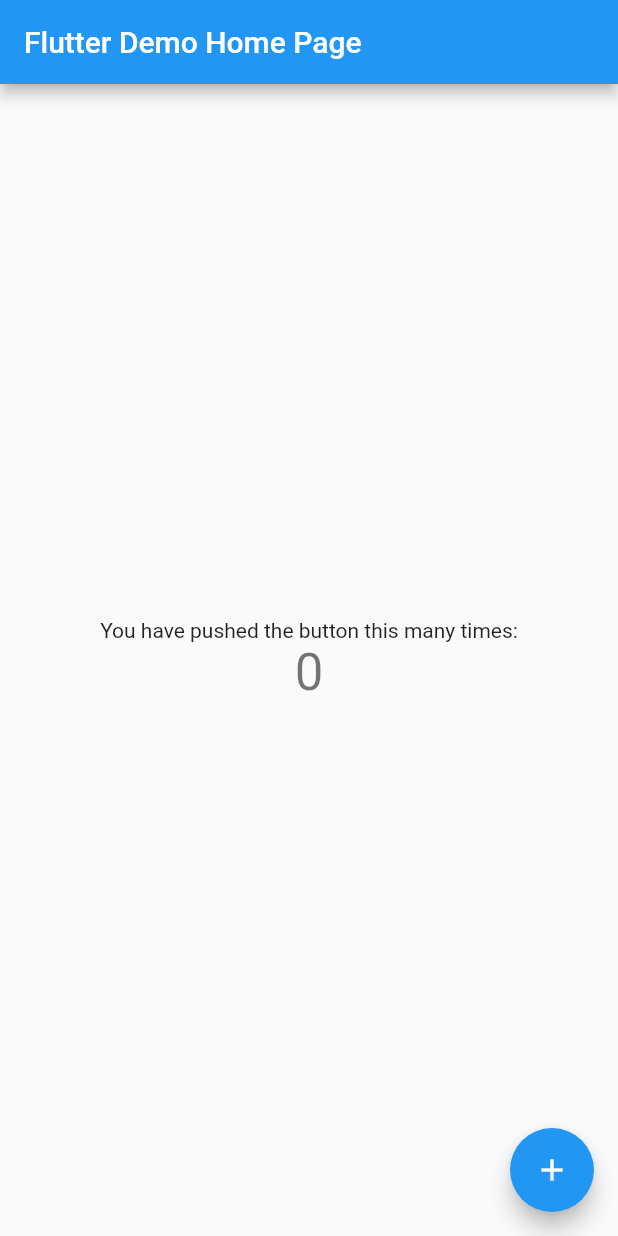
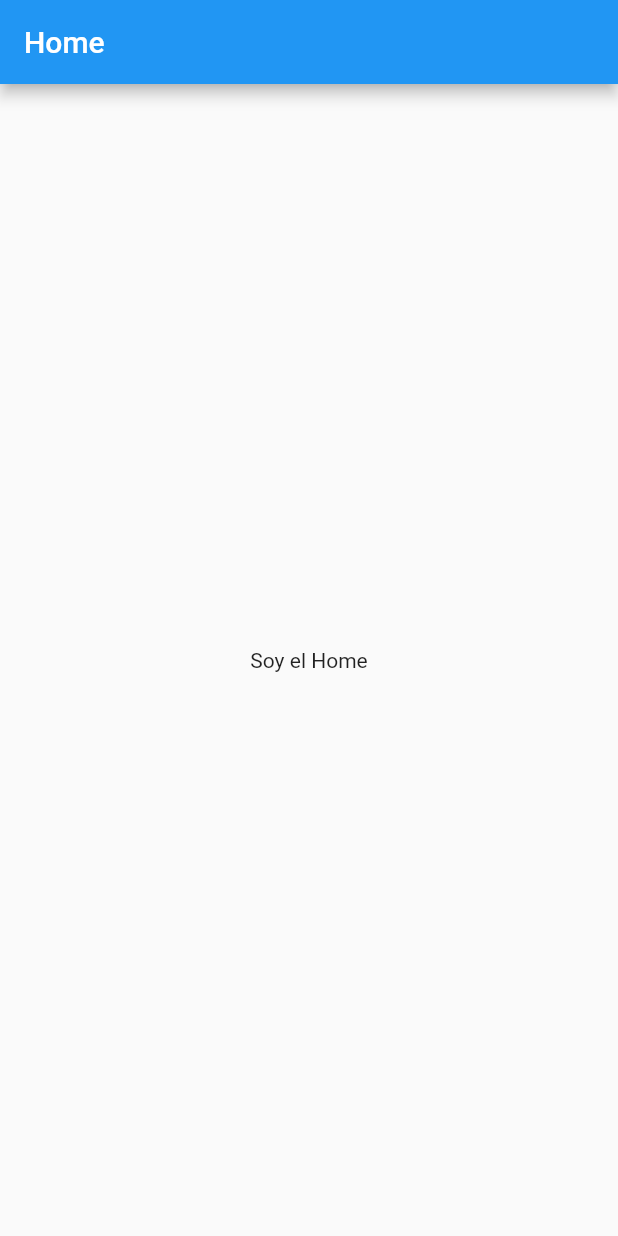
Before and after one commit to miguel-GF/nomina_control_flutter, a Flutter app: the screen it shows after launch, on a phone screen of 412 x 824 dp. Run offline on Flutter 3.47's test engine with Material 2 defaults, Android fonts, the phone set to English and light mode, and no system bars.

Commit message:
[Main] Se agrega home screen y se limpia código del main

```diff
--- a/lib/main.dart
+++ b/lib/main.dart
@@ -1,4 +1,6 @@
 import 'package:flutter/material.dart';
+
+import 'screens/home_screen.dart';
 
 void main() {
   runApp(const MyApp());
@@ -13,103 +15,9 @@
     return MaterialApp(
       title: 'Flutter Demo',
       theme: ThemeData(
-        // This is the theme of your application.
-        //
-        // Try running your application with "flutter run". You'll see the
-        // application has a blue toolbar. Then, without quitting the app, try
-        // changing the primarySwatch below to Colors.green and then invoke
-        // "hot reload" (press "r" in the console where you ran "flutter run",
-        // or simply save your changes to "hot reload" in a Flutter IDE).
-        // Notice that the counter didn't reset back to zero; the application
-        // is not restarted.
         primarySwatch: Colors.blue,
       ),
-      home: const MyHomePage(title: 'Flutter Demo Home Page'),
+      home: const HomeScreen(),
     );
   }
 }
-
-class MyHomePage extends StatefulWidget {
-  const MyHomePage({super.key, required this.title});
-
-  // This widget is the home page of your application. It is stateful, meaning
-  // that it has a State object (defined below) that contains fields that affect
-  // how it looks.
-
-  // This class is the configuration for the state. It holds the values (in this
-  // case the title) provided by the parent (in this case the App widget) and
-  // used by the build method of the State. Fields in a Widget subclass are
-  // always marked "final".
-
-  final String title;
-
-  @override
-  State<MyHomePage> createState() => _MyHomePageState();
-}
-
-class _MyHomePageState extends State<MyHomePage> {
-  int _counter = 0;
-
-  void _incrementCounter() {
-    setState(() {
-      // This call to setState tells the Flutter framework that something has
-      // changed in this State, which causes it to rerun the build method below
-      // so that the display can reflect the updated values. If we changed
-      // _counter without calling setState(), then the build method would not be
-      // called again, and so nothing would appear to happen.
-      _counter++;
-    });
-  }
-
-  @override
-  Widget build(BuildContext context) {
-    // This method is rerun every time setState is called, for instance as done
-    // by the _incrementCounter method above.
-    //
-    // The Flutter framework has been optimized to make rerunning build methods
-    // fast, so that you can just rebuild anything that needs updating rather
-    // than having to individually change instances of widgets.
-    return Scaffold(
-      appBar: AppBar(
-        // Here we take the value from the MyHomePage object that was created by
-        // the App.build method, and use it to set our appbar title.
-        title: Text(widget.title),
-      ),
-      body: Center(
-        // Center is a layout widget. It takes a single child and positions it
-        // in the middle of the parent.
-        child: Column(
-          // Column is also a layout widget. It takes a list of children and
-          // arranges them vertically. By default, it sizes itself to fit its
-          // children horizontally, and tries to be as tall as its parent.
-          //
-          // Invoke "debug painting" (press "p" in the console, choose the
-          // "Toggle Debug Paint" action from the Flutter Inspector in Android
-          // Studio, or the "Toggle Debug Paint" command in Visual Studio Code)
-          // to see the wireframe for each widget.
-          //
-          // Column has various properties to control how it sizes itself and
-          // how it positions its children. Here we use mainAxisAlignment to
-          // center the children vertically; the main axis here is the vertical
-          // axis because Columns are vertical (the cross axis would be
-          // horizontal).
-          mainAxisAlignment: MainAxisAlignment.center,
-          children: <Widget>[
-            const Text(
-              'You have pushed the button this many times:',
-            ),
-            Text(
-              '$_counter',
-              style: Theme.of(context).textTheme.headline4,
-            ),
-          ],
-        ),
-      ),
-      floatingActionButton: FloatingActionButton(
-        onPressed: _incrementCounter,
-        tooltip: 'Increment',
-        child: const Icon(Icons.add),
-      ), // This trailing comma makes auto-formatting nicer for build methods.
-    );
-  }
-}
--- /dev/null
+++ b/lib/screens/home_screen.dart
@@ -0,0 +1,17 @@
+import 'package:flutter/material.dart';
+
+class HomeScreen extends StatelessWidget {
+  const HomeScreen({super.key});
+
+  @override
+  Widget build(BuildContext context) {
+    return Scaffold(
+      appBar: AppBar(
+        title: const Text('Home'),
+      ),
+      body: const Center(
+        child: Text('Soy el Home'),
+      ),
+    );
+  }
+}
```
